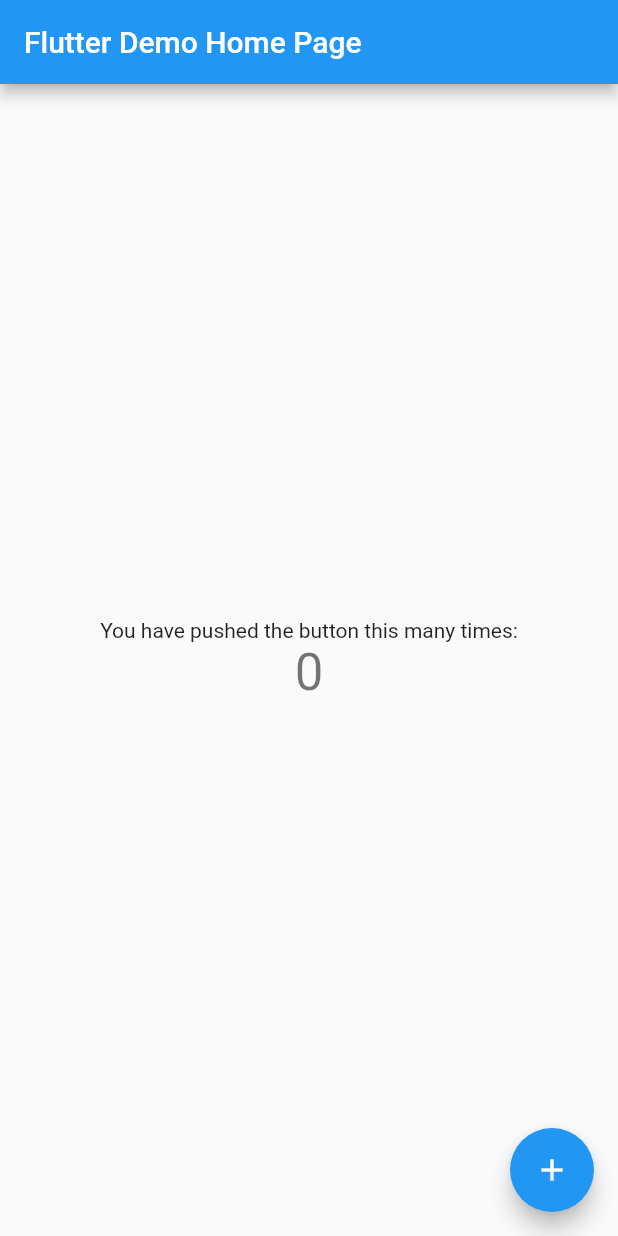
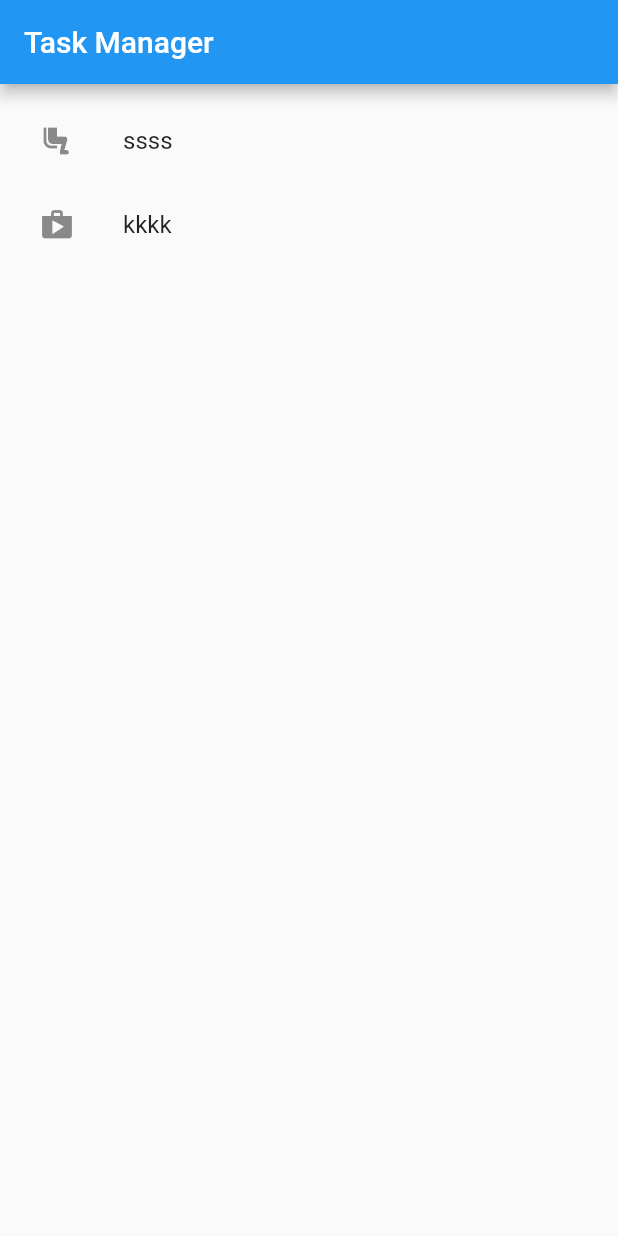
Before and after one commit to suleymankhrmn/fluttertodoapp, a Flutter app: the screen it shows after launch, on a phone screen of 412 x 824 dp. Run offline on Flutter 3.47's test engine with Material 2 defaults, Android fonts, the phone set to English and light mode, and no system bars.

Commit message:
project base stone is created

```diff
--- a/lib/main.dart
+++ b/lib/main.dart
@@ -1,117 +1,17 @@
 import 'package:flutter/material.dart';
+import 'package:fluttertodoapp/screens/home_screen.dart';
 
 void main() {
   runApp(MyApp());
 }
 
-class MyApp extends StatelessWidget {
-  // This widget is the root of your application.
+class MyApp extends StatelessWidget{
   @override
   Widget build(BuildContext context) {
     return MaterialApp(
-      title: 'Flutter Demo',
-      theme: ThemeData(
-        // This is the theme of your application.
-        //
-        // Try running your application with "flutter run". You'll see the
-        // application has a blue toolbar. Then, without quitting the app, try
-        // changing the primarySwatch below to Colors.green and then invoke
-        // "hot reload" (press "r" in the console where you ran "flutter run",
-        // or simply save your changes to "hot reload" in a Flutter IDE).
-        // Notice that the counter didn't reset back to zero; the application
-        // is not restarted.
-        primarySwatch: Colors.blue,
-        // This makes the visual density adapt to the platform that you run
-        // the app on. For desktop platforms, the controls will be smaller and
-        // closer together (more dense) than on mobile platforms.
-        visualDensity: VisualDensity.adaptivePlatformDensity,
-      ),
-      home: MyHomePage(title: 'Flutter Demo Home Page'),
+      title: "Task Manager",
+      home: HomeScreen(),
     );
   }
+
 }
-
-class MyHomePage extends StatefulWidget {
-  MyHomePage({Key key, this.title}) : super(key: key);
-
-  // This widget is the home page of your application. It is stateful, meaning
-  // that it has a State object (defined below) that contains fields that affect
-  // how it looks.
-
-  // This class is the configuration for the state. It holds the values (in this
-  // case the title) provided by the parent (in this case the App widget) and
-  // used by the build method of the State. Fields in a Widget subclass are
-  // always marked "final".
-
-  final String title;
-
-  @override
-  _MyHomePageState createState() => _MyHomePageState();
-}
-
-class _MyHomePageState extends State<MyHomePage> {
-  int _counter = 0;
-
-  void _incrementCounter() {
-    setState(() {
-      // This call to setState tells the Flutter framework that something has
-      // changed in this State, which causes it to rerun the build method below
-      // so that the display can reflect the updated values. If we changed
-      // _counter without calling setState(), then the build method would not be
-      // called again, and so nothing would appear to happen.
-      _counter++;
-    });
-  }
-
-  @override
-  Widget build(BuildContext context) {
-    // This method is rerun every time setState is called, for instance as done
-    // by the _incrementCounter method above.
-    //
-    // The Flutter framework has been optimized to make rerunning build methods
-    // fast, so that you can just rebuild anything that needs updating rather
-    // than having to individually change instances of widgets.
-    return Scaffold(
-      appBar: AppBar(
-        // Here we take the value from the MyHomePage object that was created by
-        // the App.build method, and use it to set our appbar title.
-        title: Text(widget.title),
-      ),
-      body: Center(
-        // Center is a layout widget. It takes a single child and positions it
-        // in the middle of the parent.
-        child: Column(
-          // Column is also a layout widget. It takes a list of children and
-          // arranges them vertically. By default, it sizes itself to fit its
-          // children horizontally, and tries to be as tall as its parent.
-          //
-          // Invoke "debug painting" (press "p" in the console, choose the
-          // "Toggle Debug Paint" action from the Flutter Inspector in Android
-          // Studio, or the "Toggle Debug Paint" command in Visual Studio Code)
-          // to see the wireframe for each widget.
-          //
-          // Column has various properties to control how it sizes itself and
-          // how it positions its children. Here we use mainAxisAlignment to
-          // center the children vertically; the main axis here is the vertical
-          // axis because Columns are vertical (the cross axis would be
-          // horizontal).
-          mainAxisAlignment: MainAxisAlignment.center,
-          children: <Widget>[
-            Text(
-              'You have pushed the button this many times:',
-            ),
-            Text(
-              '$_counter',
-              style: Theme.of(context).textTheme.headline4,
-            ),
-          ],
-        ),
-      ),
-      floatingActionButton: FloatingActionButton(
-        onPressed: _incrementCounter,
-        tooltip: 'Increment',
-        child: Icon(Icons.add),
-      ), // This trailing comma makes auto-formatting nicer for build methods.
-    );
-  }
-}
--- /dev/null
+++ b/lib/models/task.dart
@@ -0,0 +1,10 @@
+import 'package:flutter/cupertino.dart';
+
+class Task extends ChangeNotifier{
+  String header;
+  String context;
+
+  Task(this.header, this.context);
+
+
+}
--- /dev/null
+++ b/lib/provider/task_data.dart
@@ -0,0 +1,20 @@
+import 'package:flutter/foundation.dart';
+import 'package:fluttertodoapp/models/task.dart';
+
+class TaskData extends ChangeNotifier{
+  List<Task> _tasks =[];
+
+  List<Task> get tasks{
+    return _tasks;
+  }
+
+  void addTask(Task task){
+    tasks.add(task);
+    notifyListeners();
+  }
+  void deleteTask(Task task){
+    tasks.remove(task);
+    notifyListeners();
+  }
+
+}
--- /dev/null
+++ b/lib/screens/home_screen.dart
@@ -0,0 +1,29 @@
+import 'package:flutter/cupertino.dart';
+import 'package:flutter/material.dart';
+
+class HomeScreen extends StatelessWidget{
+  @override
+  Widget build(BuildContext context) {
+    return Scaffold(
+      appBar: AppBar(
+        title: Text("Task Manager"),
+      ),
+      body: Container(
+        child: ListView(
+          padding: EdgeInsets.all(10.0),
+          children: <Widget>[
+            ListTile(
+              leading: Icon(Icons.airline_seat_legroom_reduced),
+              title: Text("ssss"),
+            ),
+            ListTile(
+              leading: Icon(Icons.shop),
+              title: Text("kkkk"),
+            ),
+          ],
+        ),
+      ),
+    );
+  }
+
+}
```
